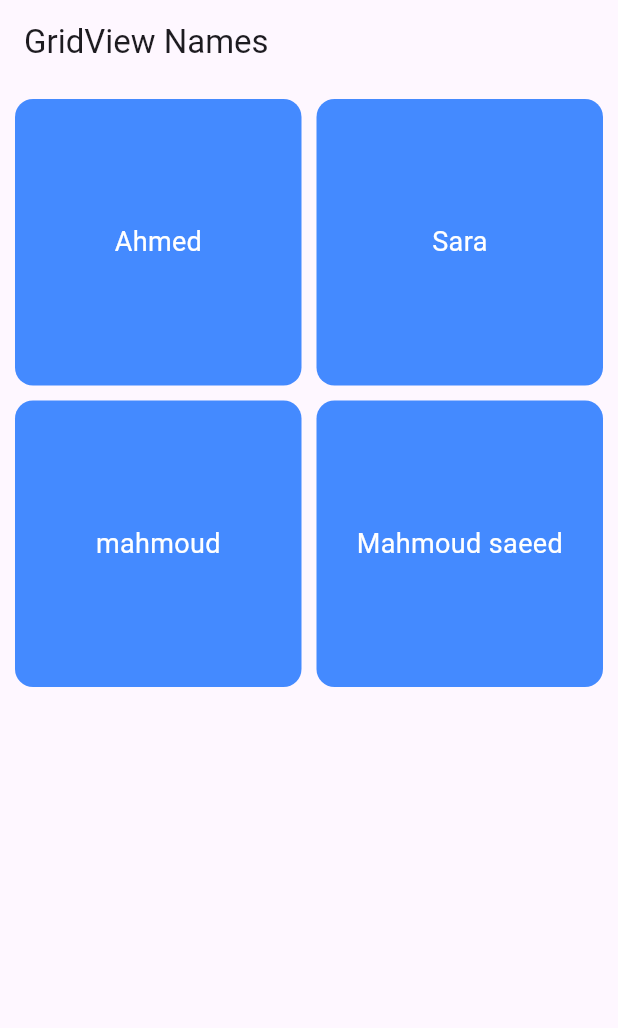
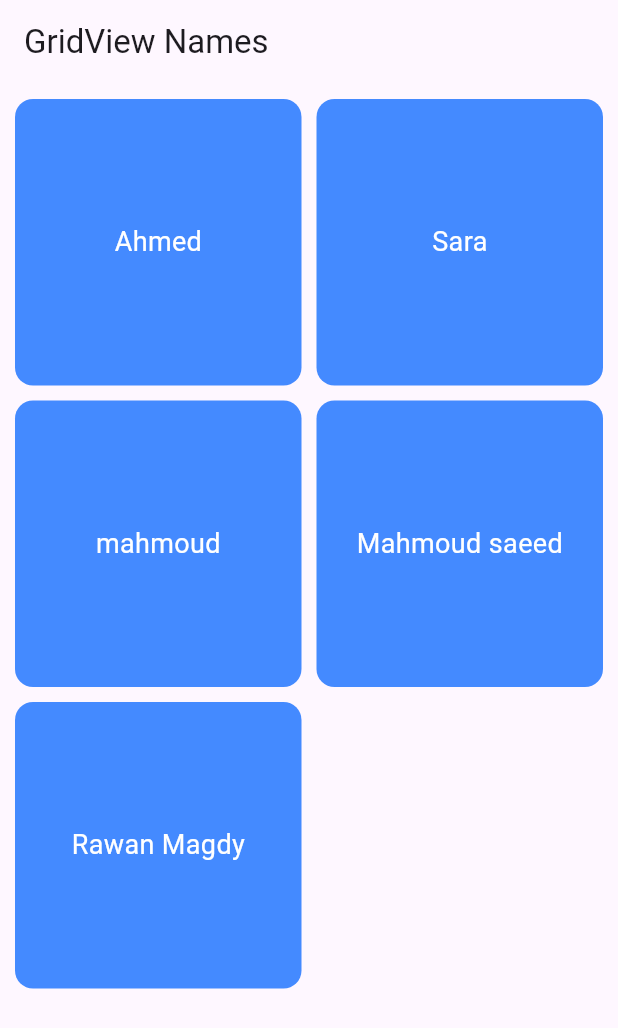
Before and after one commit to mahmoudsaeedm24/nti_std, a Flutter app: the screen it shows after launch, on a phone screen of 412 x 824 dp. Shown: the top 1028 px of the screen. Run offline on Flutter 3.47's test engine with Material 3 defaults, Android fonts, the phone set to English and light mode, and no system bars.

Commit message:
Rawan Magdy message

```diff
--- a/lib/features/data_source.dart
+++ b/lib/features/data_source.dart
@@ -16,6 +16,21 @@ final List<Person> persons = [
         "In today’s fast-paced digital world, technology continues to shape the way we live, work, and connect with each other. From the moment we wake up and check our phones, to the late hours when we browse the internet before going to sleep, technology surrounds us and influences almost every aspect of our daily lives. It provides us with tools that make communication faster, access to information easier, and entertainment more interactive than ever before. However, this convenience also comes with challenges, such as the risk of distraction, the spread of misinformation, and the growing concerns around privacy and data security.",
     screenColor: ColorPallete.deepOrange,
   ),
-  Person(name: "mahmoud", message: "I am here", image: "download".jpg , screenColor: ColorPallete.cyan ),
-  Person(name: "Mahmoud saeed", message: "dfasdf sdfasd ", image: "download".jpg, screenColor: ColorPallete.lightBlue),
+  Person(
+    name: "mahmoud",
+    message: "I am here",
+    image: "download".jpg,
+    screenColor: ColorPallete.cyan,
+  ),
+  Person(
+    name: "Mahmoud saeed",
+    message: "dfasdf sdfasd ",
+    image: "download".jpg,
+    screenColor: ColorPallete.lightBlue,
+  ),
+  Person(
+    name: "Rawan Magdy",
+    message: """Good morning Eng Mohamed Emad ,
+I just wanted to take a moment to sincerely thank you, Your respectful attitude, the way you explain things, and how you treat us as students have really left a positive impact on me. Your teaching style is clear and inspiring, and I have truly benefited and learned a lot from you. The religious stories you shared reminded me of one of my old teachers who had the same respectful and kind approach. Your words and manner have touched me and left a good mark in my life. I really hope that one day I will have the chance to work with you in the future and I wish you good in your life and happiness always and success""",
+  ),
 ];
```
Also changed, not shown: 2 other files.
